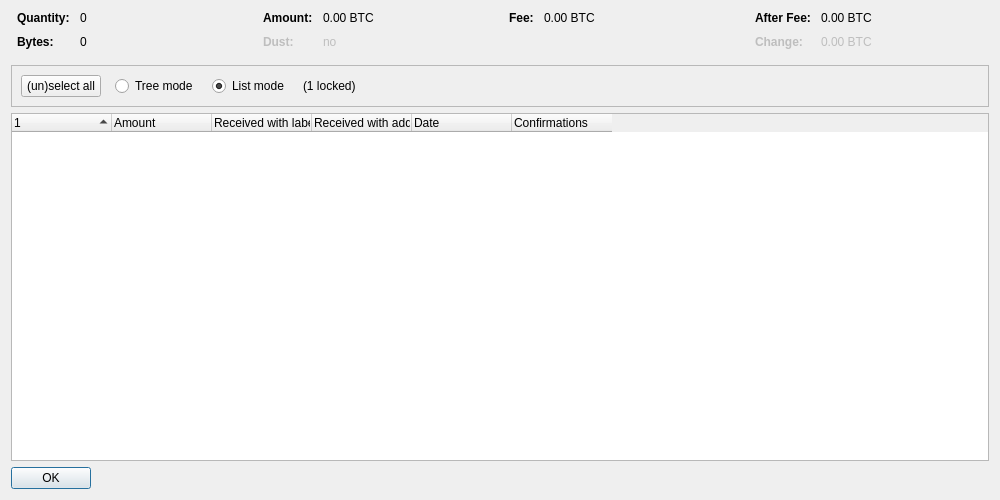
Old version of the form src/qt/forms/coincontroldialog.ui in the repository DeepPool/test.
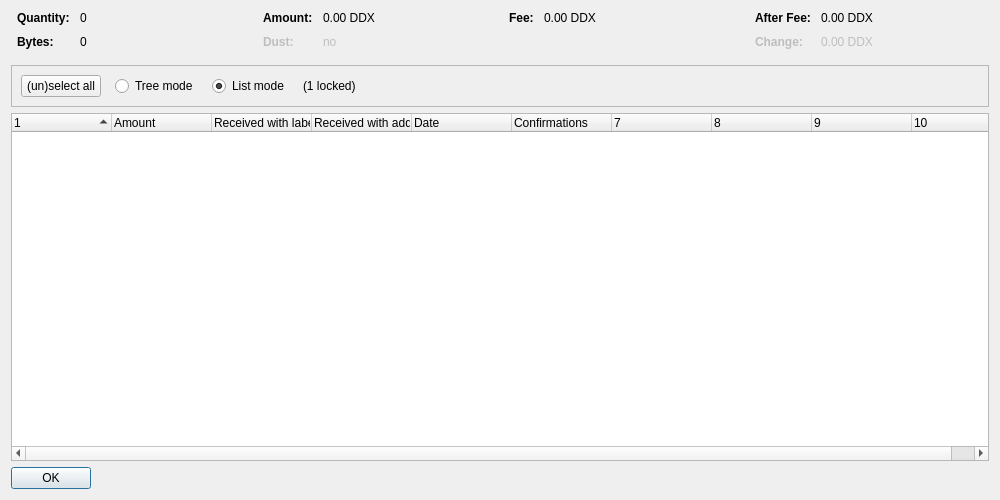
New version of the form. Custom widgets are drawn as their Qt base class.

What changed in the file:
```diff
--- a/src/qt/forms/coincontroldialog.ui
+++ b/src/qt/forms/coincontroldialog.ui
@@ -132,7 +132,7 @@
           <enum>Qt::ActionsContextMenu</enum>
          </property>
          <property name="text">
-          <string notr="true">0.00 BTC</string>
+          <string notr="true">0.00 DDX</string>
          </property>
          <property name="textInteractionFlags">
           <set>Qt::LinksAccessibleByMouse|Qt::TextSelectableByKeyboard|Qt::TextSelectableByMouse</set>
@@ -212,7 +212,7 @@
           <enum>Qt::ActionsContextMenu</enum>
          </property>
          <property name="text">
-          <string notr="true">0.00 BTC</string>
+          <string notr="true">0.00 DDX</string>
          </property>
          <property name="textInteractionFlags">
           <set>Qt::LinksAccessibleByMouse|Qt::TextSelectableByKeyboard|Qt::TextSelectableByMouse</set>
@@ -257,7 +257,7 @@
           <enum>Qt::ActionsContextMenu</enum>
          </property>
          <property name="text">
-          <string notr="true">0.00 BTC</string>
+          <string notr="true">0.00 DDX</string>
          </property>
          <property name="textInteractionFlags">
           <set>Qt::LinksAccessibleByMouse|Qt::TextSelectableByKeyboard|Qt::TextSelectableByMouse</set>
@@ -292,7 +292,7 @@
           <enum>Qt::ActionsContextMenu</enum>
          </property>
          <property name="text">
-          <string notr="true">0.00 BTC</string>
+          <string notr="true">0.00 DDX</string>
          </property>
          <property name="textInteractionFlags">
           <set>Qt::LinksAccessibleByMouse|Qt::TextSelectableByKeyboard|Qt::TextSelectableByMouse</set>
@@ -402,7 +402,7 @@
       <bool>false</bool>
      </property>
      <property name="columnCount">
-      <number>6</number>
+      <number>10</number>
      </property>
      <attribute name="headerShowSortIndicator" stdset="0">
       <bool>true</bool>
```
Left out of the diff: 2 changed lines with no effect on the pictures.
